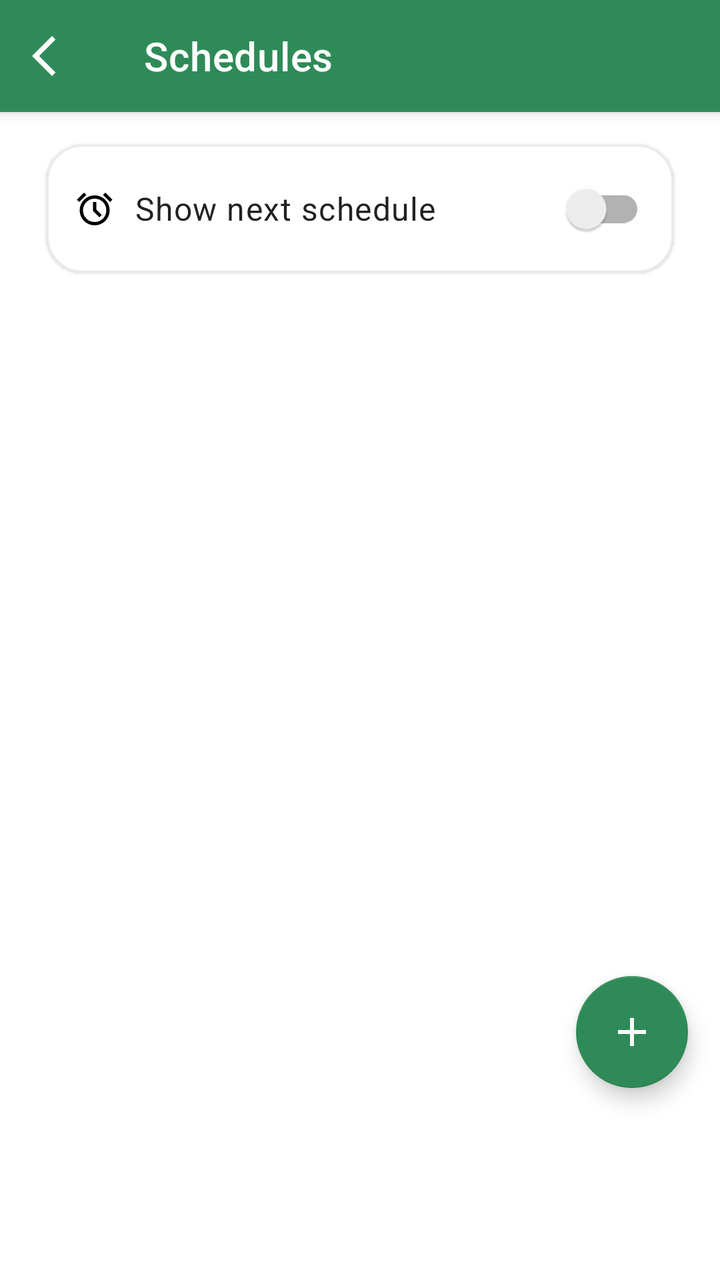
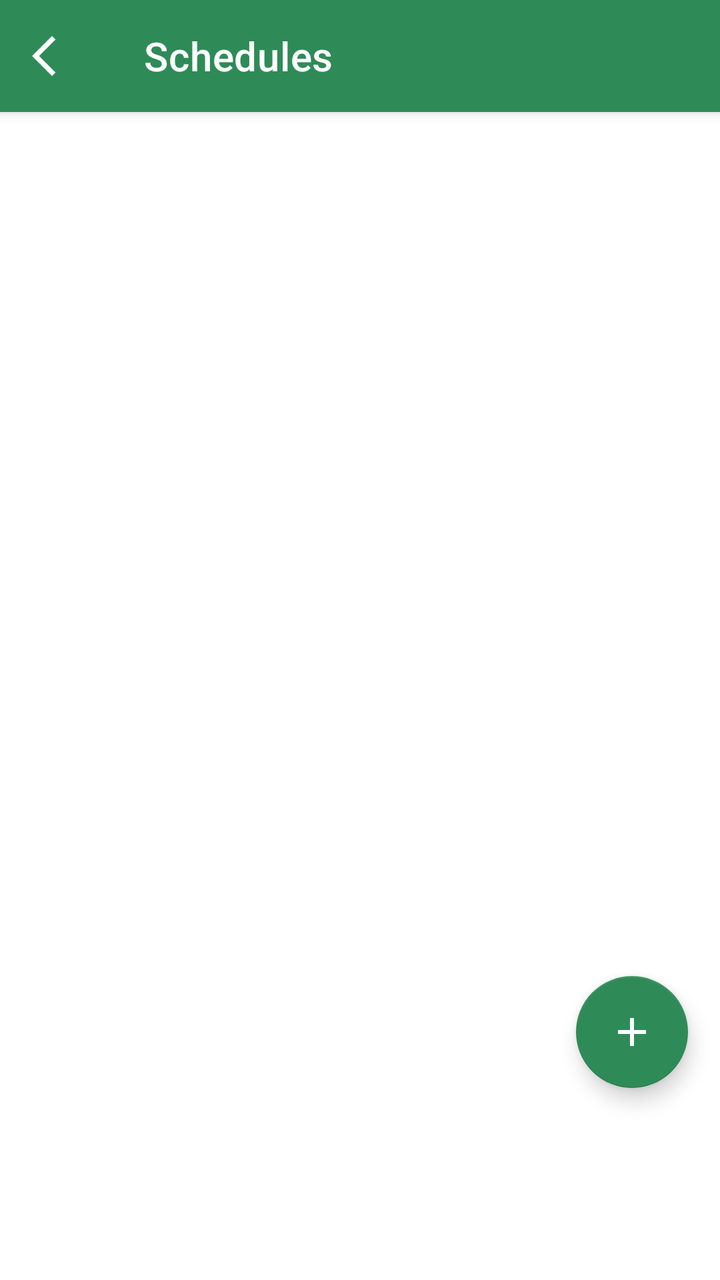

Screens rendered from an Android XML layout before and after an edit, with the pre-edit source and the edit as a unified diff.
<!-- AndroidManifest.xml: application theme Theme.Switchly -->
<!-- res/layout/activity_schedules.xml -->
<?xml version="1.0" encoding="utf-8"?>
<androidx.coordinatorlayout.widget.CoordinatorLayout
    xmlns:android="http://schemas.android.com/apk/res/android"
    xmlns:app="http://schemas.android.com/apk/res-auto"
    android:id="@+id/root"
    android:layout_width="match_parent"
    android:layout_height="match_parent">

    
    <com.google.android.material.appbar.AppBarLayout
        android:id="@+id/appBar"
        android:layout_width="match_parent"
        android:layout_height="wrap_content"
        android:fitsSystemWindows="true">

        <com.google.android.material.appbar.MaterialToolbar
            android:id="@+id/toolbar"
            style="@style/Switchly.TopBar"
            android:layout_width="match_parent"
            android:layout_height="wrap_content"
            android:minHeight="?attr/actionBarSize"
            app:title="@string/schedules_title"
            app:navigationIcon="@drawable/arrow_back_ios_24" />
    </com.google.android.material.appbar.AppBarLayout>

    <LinearLayout
        android:layout_width="match_parent"
        android:layout_height="match_parent"
        android:orientation="vertical"
        app:layout_behavior="@string/appbar_scrolling_view_behavior">

        <include
            android:id="@+id/cardScheduleHealth"
            layout="@layout/view_status_card"
            android:layout_width="match_parent"
            android:layout_height="wrap_content"
            android:layout_marginStart="16dp"
            android:layout_marginEnd="16dp"
            android:layout_marginTop="12dp"
            android:visibility="gone" />

        <com.google.android.material.card.MaterialCardView
            android:id="@+id/cardScheduleDisplayOptions"
            android:layout_width="match_parent"
            android:layout_height="wrap_content"
            android:layout_marginStart="16dp"
            android:layout_marginEnd="16dp"
            android:layout_marginTop="8dp"
            app:cardUseCompatPadding="true"
            app:cardCornerRadius="18dp"
            app:cardElevation="1dp"
            app:strokeWidth="1dp"
            app:strokeColor="@color/switchly_card_stroke"
            app:cardBackgroundColor="@color/switchly_card_bg">

            <LinearLayout
                android:id="@+id/rowShowNextSchedule"
                android:layout_width="match_parent"
                android:layout_height="wrap_content"
                android:gravity="center_vertical"
                android:minHeight="56dp"
                android:orientation="horizontal"
                android:paddingStart="14dp"
                android:paddingTop="8dp"
                android:paddingEnd="14dp"
                android:paddingBottom="8dp"
                android:clickable="true"
                android:focusable="true"
                android:background="?attr/selectableItemBackground">

                <ImageView
                    android:layout_width="20dp"
                    android:layout_height="20dp"
                    android:contentDescription="@null"
                    android:src="@drawable/alarm_24"
                    app:tint="?attr/colorOnSurface" />

                <Space
                    android:layout_width="10dp"
                    android:layout_height="1dp" />

                <LinearLayout
                    android:layout_width="0dp"
                    android:layout_height="wrap_content"
                    android:layout_weight="1"
                    android:orientation="vertical">

                    <TextView
                        style="@style/TextAppearance.Material3.BodyLarge"
                        android:layout_width="wrap_content"
                        android:layout_height="wrap_content"
                        android:text="@string/pref_show_next_schedule_title" />
                </LinearLayout>

                <androidx.appcompat.widget.SwitchCompat
                    android:id="@+id/switchShowNextSchedule"
                    android:layout_width="wrap_content"
                    android:layout_height="wrap_content" />
            </LinearLayout>

        </com.google.android.material.card.MaterialCardView>

        <com.google.android.material.card.MaterialCardView
            android:id="@+id/tvEmpty"
            android:layout_width="match_parent"
            android:layout_height="wrap_content"
            android:layout_marginStart="16dp"
            android:layout_marginEnd="16dp"
            android:layout_marginTop="18dp"
            android:visibility="gone"
            app:cardCornerRadius="20dp"
            app:cardElevation="0dp"
            app:strokeColor="@color/status_border"
            app:strokeWidth="1dp">

            <LinearLayout
                android:layout_width="match_parent"
                android:layout_height="wrap_content"
                android:gravity="center_horizontal"
                android:orientation="vertical"
                android:padding="22dp">

                <ImageView
                    android:layout_width="34dp"
                    android:layout_height="34dp"
                    android:src="@drawable/schedule_24"
                    app:tint="?attr/colorPrimary"
                    android:contentDescription="@null"
                    android:importantForAccessibility="no" />

                <TextView
                    android:layout_width="match_parent"
                    android:layout_height="wrap_content"
                    android:layout_marginTop="10dp"
                    android:gravity="center"
                    android:text="@string/schedules_empty_title"
                    android:textColor="?attr/colorOnSurface"
                    android:textSize="16sp"
                    android:textStyle="bold" />

                <TextView
                    android:layout_width="match_parent"
                    android:layout_height="wrap_content"
                    android:layout_marginTop="4dp"
                    android:gravity="center"
                    android:text="@string/schedules_empty_body"
                    android:textColor="?android:attr/textColorSecondary"
                    android:textSize="13sp" />

            <com.google.android.material.button.MaterialButton
                android:id="@+id/btnEmptyAddSchedule"
                style="@style/Widget.MaterialComponents.Button.OutlinedButton"
                android:layout_width="wrap_content"
                android:layout_height="wrap_content"
                android:layout_marginTop="14dp"
                android:text="@string/empty_action_add_first_schedule"
                android:textAllCaps="false"
                app:icon="@drawable/add_24"
                app:iconGravity="textStart" />
            </LinearLayout>
        </com.google.android.material.card.MaterialCardView>

        
        <androidx.recyclerview.widget.RecyclerView
            android:id="@+id/recyclerSchedules"
            android:layout_width="match_parent"
            android:layout_height="0dp"
            android:layout_weight="1"
            android:clipToPadding="false"
            android:paddingStart="16dp"
            android:paddingEnd="16dp"
            android:paddingTop="8dp"
            android:paddingBottom="120dp" />

    </LinearLayout>

    
    <com.google.android.material.floatingactionbutton.FloatingActionButton
        android:id="@+id/fabAdd"
        android:layout_width="wrap_content"
        android:layout_height="wrap_content"
        android:layout_gravity="bottom|end"
        android:layout_marginEnd="16dp"
        android:layout_marginBottom="96dp"
        android:contentDescription="@string/schedules_add"
        app:srcCompat="@drawable/add_24" />

</androidx.coordinatorlayout.widget.CoordinatorLayout>
<!-- res/layout/view_status_card.xml (included above) -->
<?xml version="1.0" encoding="utf-8"?>
<com.google.android.material.card.MaterialCardView
    xmlns:android="http://schemas.android.com/apk/res/android"
    xmlns:app="http://schemas.android.com/apk/res-auto"
    android:id="@+id/statusCard"
    android:layout_width="match_parent"
    android:layout_height="wrap_content"
    app:cardUseCompatPadding="false"
    app:cardCornerRadius="16dp"
    app:cardElevation="0dp"
    app:strokeWidth="1dp"
    app:strokeColor="@color/switchly_card_stroke"
    app:cardBackgroundColor="@color/switchly_card_bg">

    <LinearLayout
        android:layout_width="match_parent"
        android:layout_height="wrap_content"
        android:orientation="vertical"
        android:padding="10dp">

        
        <LinearLayout
            android:id="@+id/rowStatusTop"
            android:layout_width="match_parent"
            android:layout_height="wrap_content"
            android:gravity="center_vertical"
            android:orientation="horizontal"
            android:paddingBottom="2dp">

            <ImageView
                android:id="@+id/ivStatusIcon"
                android:layout_width="18dp"
                android:layout_height="18dp"
                android:contentDescription="@null"
                app:tint="?attr/colorOnSurface" />

            <TextView
                android:id="@+id/tvStatusTitle"
                style="@style/TextAppearance.Material3.BodyMedium"
                android:textStyle="bold"
                android:layout_marginStart="8dp"
                android:layout_width="0dp"
                android:layout_height="wrap_content"
                android:layout_weight="1" />

            <androidx.appcompat.widget.AppCompatImageButton
                android:id="@+id/btnStatusInfo"
                android:layout_width="44dp"
                android:layout_height="44dp"
                android:background="?attr/selectableItemBackgroundBorderless"
                android:contentDescription="@string/info"
                android:padding="10dp"
                android:src="@drawable/info_24"
                android:visibility="gone"
                app:tint="?attr/colorOnSurface" />
        </LinearLayout>

        
        <TextView
            android:id="@+id/tvStatusBody"
            style="@style/TextAppearance.Material3.BodyMedium"
            android:layout_width="match_parent"
            android:layout_height="wrap_content"
            android:layout_marginTop="4dp"
            android:layout_marginBottom="6dp"
            android:alpha="0.78"
            android:textSize="12sp"
            android:visibility="gone" />

        <View
            android:id="@+id/dividerStatus"
            android:layout_width="match_parent"
            android:layout_height="1dp"
            android:alpha="0.12"
            android:background="?attr/colorOnSurface" />

        
        <LinearLayout
            android:id="@+id/rowStatusAction"
            android:layout_width="match_parent"
            android:layout_height="wrap_content"
            android:layout_marginTop="6dp"
            android:orientation="vertical"
            android:visibility="gone">

            <TextView
                android:id="@+id/tvStatusActionTitle"
                style="@style/TextAppearance.Material3.BodySmall"
                android:layout_width="match_parent"
                android:layout_height="wrap_content"
                android:alpha="0.8" />

            <com.google.android.material.button.MaterialButton
                android:id="@+id/btnStatusAction"
                android:layout_marginTop="6dp"
                style="?attr/materialButtonOutlinedStyle"
                android:layout_width="match_parent"
                android:layout_height="wrap_content"
                android:text="@string/open" />
        </LinearLayout>

        
        <TextView
            android:id="@+id/tvStatusFooter"
            style="@style/TextAppearance.Material3.BodySmall"
            android:layout_width="match_parent"
            android:layout_height="wrap_content"
            android:layout_marginTop="6dp"
            android:alpha="0.7"
            android:visibility="gone" />

    </LinearLayout>
</com.google.android.material.card.MaterialCardView>
<!-- resources referenced by this layout -->
<resources>
  <color name="status_border">#3390A4AE</color>
  <color name="switchly_card_bg">#F7FFFFFF</color>
  <color name="switchly_card_stroke">#14000000</color>
  <!-- drawable add_24 (drawable) -->
  <vector xmlns:android="http://schemas.android.com/apk/res/android"
      android:width="24dp"
      android:height="24dp"
      android:viewportWidth="960"
      android:viewportHeight="960">
      <path
          android:pathData="M440,520L200,520v-80h240v-240h80v240h240v80L520,520v240h-80v-240Z"
          android:fillColor="?attr/colorOnSurface"/>
  </vector>
  <!-- drawable alarm_24 (drawable) -->
  <vector xmlns:android="http://schemas.android.com/apk/res/android"
      android:width="24dp"
      android:height="24dp"
      android:viewportWidth="960"
      android:viewportHeight="960">
      <path
          android:pathData="M480,880q-75,0 -140.5,-28.5t-114,-77q-48.5,-48.5 -77,-114T120,520q0,-75 28.5,-140.5t77,-114q48.5,-48.5 114,-77T480,160q75,0 140.5,28.5t114,77q48.5,48.5 77,114T840,520q0,75 -28.5,140.5t-77,114q-48.5,48.5 -114,77T480,880ZM480,520ZM592,688 L648,632 520,504v-184h-80v216l152,152ZM224,94l56,56 -170,170 -56,-56 170,-170ZM736,94 L906,264 850,320 680,150 736,94ZM480,800q117,0 198.5,-81.5T760,520q0,-117 -81.5,-198.5T480,240q-117,0 -198.5,81.5T200,520q0,117 81.5,198.5T480,800Z"
          android:fillColor="?attr/colorOnSurface"/>
  </vector>
  <!-- drawable arrow_back_ios_24 (drawable) -->
  <vector xmlns:android="http://schemas.android.com/apk/res/android"
      android:width="24dp"
      android:height="24dp"
      android:viewportWidth="960"
      android:viewportHeight="960">
      <path
          android:pathData="M400,880 L0,480l400,-400 71,71 -329,329 329,329 -71,71Z"
          android:fillColor="?attr/colorOnSurface"/>
  </vector>
  <string name="empty_action_add_first_schedule">Add first schedule</string>
  <string name="info">Info</string>
  <string name="open">Open</string>
  <string name="pref_show_next_schedule_title">Show next schedule</string>
  <string name="schedules_add">Add schedule</string>
  <string name="schedules_empty_body">Tap + to add your first time, Wi‑Fi, Bluetooth or location schedule.</string>
  <string name="schedules_empty_title">No schedules yet</string>
  <string name="schedules_title">Schedules</string>
  <style name="Switchly.TopBar" parent="Widget.MaterialComponents.Toolbar">
          
          <item name="android:background">?attr/colorPrimary</item>
          <item name="backgroundTint">?attr/colorPrimary</item>
  
          
          <item name="titleTextColor">@android:color/white</item>
  
          
          <item name="navigationIconTint">@android:color/white</item>
      </style>
  <color name="accent_default_green">#2E8B57</color>
  <style name="Switchly.Fab" parent="Widget.MaterialComponents.FloatingActionButton">
          <item name="backgroundTint">?attr/colorPrimary</item>
          <item name="tint">@android:color/white</item>
      </style>
  <style name="Switchly.AutoCompleteText" parent="Widget.MaterialComponents.AutoCompleteTextView.OutlinedBox">
          <item name="android:minHeight">56dp</item>
          <item name="android:paddingTop">12dp</item>
          <item name="android:paddingBottom">12dp</item>
          <item name="android:textAppearance">@style/TextAppearance.MaterialComponents.Body1</item>
      </style>
  <style name="ThemeOverlay.Switchly.Dialog" parent="ThemeOverlay.MaterialComponents.MaterialAlertDialog">
          <item name="colorControlActivated">?attr/colorPrimary</item>
          <item name="colorControlHighlight">?attr/colorPrimary</item>
          <item name="colorAccent">?attr/colorPrimary</item>
      </style>
  <style name="ShapeAppearance.Switchly.Card" parent="ShapeAppearance.MaterialComponents.LargeComponent">
          <item name="cornerFamily">rounded</item>
          <item name="cornerSize">26dp</item>
      </style>
  <!-- unchanged entries left out for length: 6 -->
</resources>

<!-- the commit's change to res/layout/activity_schedules.xml (unified diff, before → after) -->
@@ -38,67 +38,6 @@
             android:layout_marginEnd="16dp"
             android:layout_marginTop="12dp"
             android:visibility="gone" />
-
-        <com.google.android.material.card.MaterialCardView
-            android:id="@+id/cardScheduleDisplayOptions"
-            android:layout_width="match_parent"
-            android:layout_height="wrap_content"
-            android:layout_marginStart="16dp"
-            android:layout_marginEnd="16dp"
-            android:layout_marginTop="8dp"
-            app:cardUseCompatPadding="true"
-            app:cardCornerRadius="18dp"
-            app:cardElevation="1dp"
-            app:strokeWidth="1dp"
-            app:strokeColor="@color/switchly_card_stroke"
-            app:cardBackgroundColor="@color/switchly_card_bg">
-
-            <LinearLayout
-                android:id="@+id/rowShowNextSchedule"
-                android:layout_width="match_parent"
-                android:layout_height="wrap_content"
-                android:gravity="center_vertical"
-                android:minHeight="56dp"
-                android:orientation="horizontal"
-                android:paddingStart="14dp"
-                android:paddingTop="8dp"
-                android:paddingEnd="14dp"
-                android:paddingBottom="8dp"
-                android:clickable="true"
-                android:focusable="true"
-                android:background="?attr/selectableItemBackground">
-
-                <ImageView
-                    android:layout_width="20dp"
-                    android:layout_height="20dp"
-                    android:contentDescription="@null"
-                    android:src="@drawable/alarm_24"
-                    app:tint="?attr/colorOnSurface" />
-
-                <Space
-                    android:layout_width="10dp"
-                    android:layout_height="1dp" />
-
-                <LinearLayout
-                    android:layout_width="0dp"
-                    android:layout_height="wrap_content"
-                    android:layout_weight="1"
-                    android:orientation="vertical">
-
-                    <TextView
-                        style="@style/TextAppearance.Material3.BodyLarge"
-                        android:layout_width="wrap_content"
-                        android:layout_height="wrap_content"
-                        android:text="@string/pref_show_next_schedule_title" />
-                </LinearLayout>
-
-                <androidx.appcompat.widget.SwitchCompat
-                    android:id="@+id/switchShowNextSchedule"
-                    android:layout_width="wrap_content"
-                    android:layout_height="wrap_content" />
-            </LinearLayout>
-
-        </com.google.android.material.card.MaterialCardView>
 
         <com.google.android.material.card.MaterialCardView
             android:id="@+id/tvEmpty"
<!-- resource entries referenced after the edit -->
@@ -13,16 +13,6 @@
           android:pathData="M440,520L200,520v-80h240v-240h80v240h240v80L520,520v240h-80v-240Z"
           android:fillColor="?attr/colorOnSurface"/>
   </vector>
-  <!-- drawable alarm_24 (drawable) -->
-  <vector xmlns:android="http://schemas.android.com/apk/res/android"
-      android:width="24dp"
-      android:height="24dp"
-      android:viewportWidth="960"
-      android:viewportHeight="960">
-      <path
-          android:pathData="M480,880q-75,0 -140.5,-28.5t-114,-77q-48.5,-48.5 -77,-114T120,520q0,-75 28.5,-140.5t77,-114q48.5,-48.5 114,-77T480,160q75,0 140.5,28.5t114,77q48.5,48.5 77,114T840,520q0,75 -28.5,140.5t-77,114q-48.5,48.5 -114,77T480,880ZM480,520ZM592,688 L648,632 520,504v-184h-80v216l152,152ZM224,94l56,56 -170,170 -56,-56 170,-170ZM736,94 L906,264 850,320 680,150 736,94ZM480,800q117,0 198.5,-81.5T760,520q0,-117 -81.5,-198.5T480,240q-117,0 -198.5,81.5T200,520q0,117 81.5,198.5T480,800Z"
-          android:fillColor="?attr/colorOnSurface"/>
-  </vector>
   <!-- drawable arrow_back_ios_24 (drawable) -->
   <vector xmlns:android="http://schemas.android.com/apk/res/android"
       android:width="24dp"
@@ -36,7 +26,6 @@
   <string name="empty_action_add_first_schedule">Add first schedule</string>
   <string name="info">Info</string>
   <string name="open">Open</string>
-  <string name="pref_show_next_schedule_title">Show next schedule</string>
   <string name="schedules_add">Add schedule</string>
   <string name="schedules_empty_body">Tap + to add your first time, Wi‑Fi, Bluetooth or location schedule.</string>
   <string name="schedules_empty_title">No schedules yet</string>
